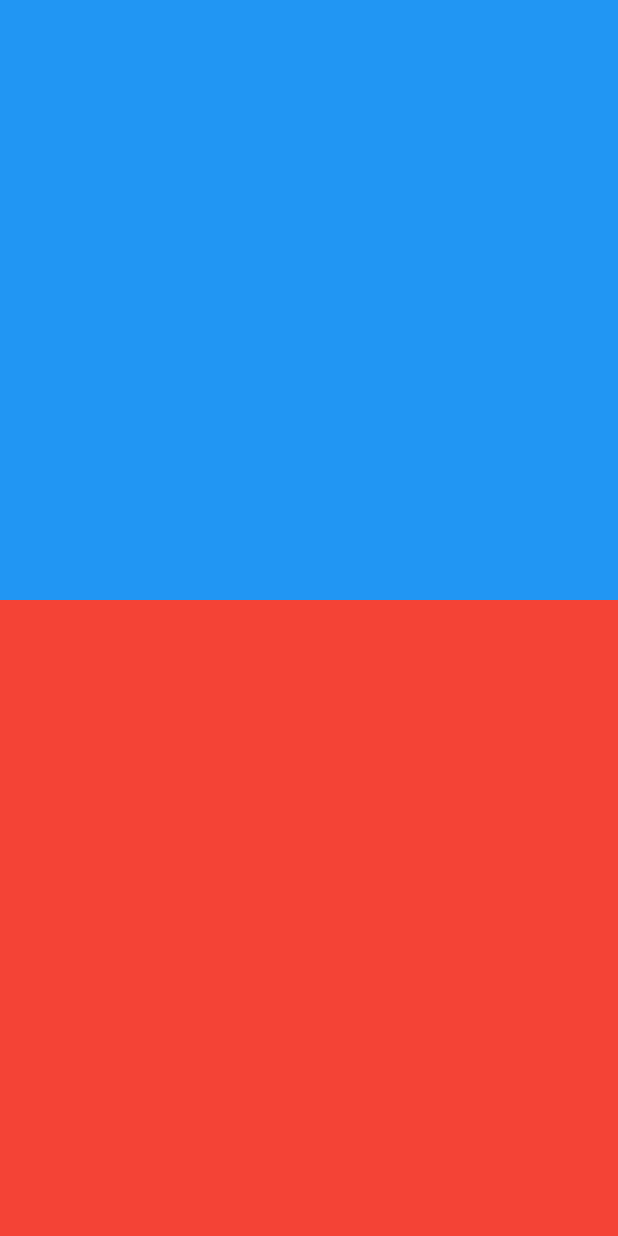
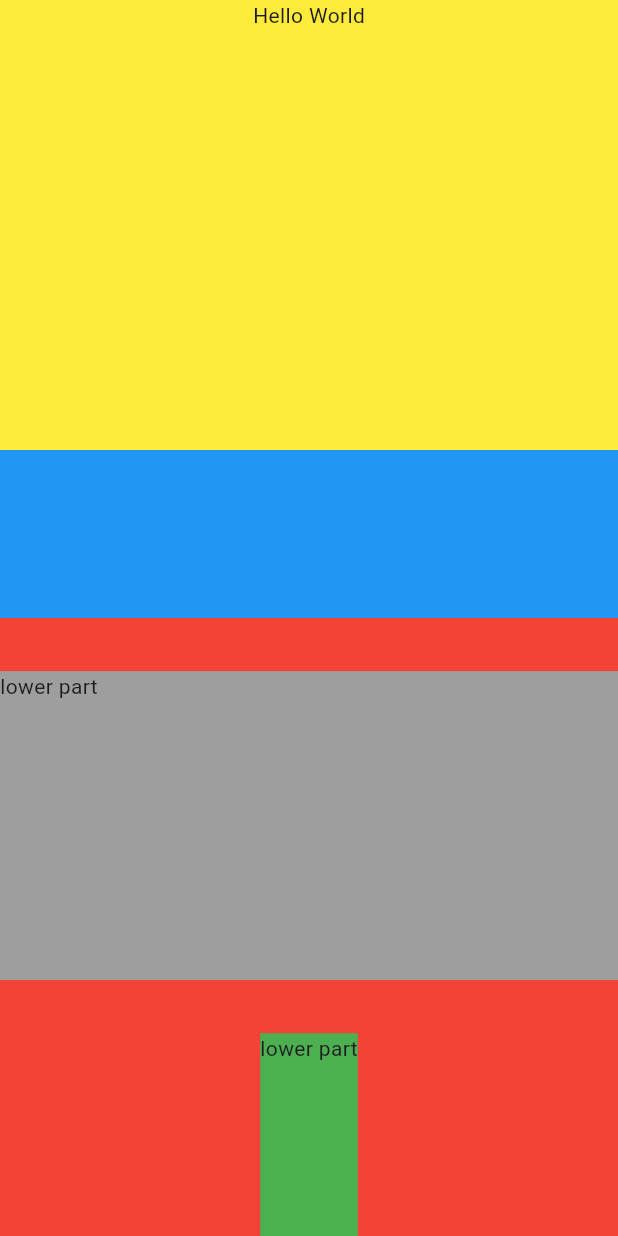
Before and after one commit to udcode/flutter_zero2hero, a Flutter app: the MyHomePage screen opened directly, on a phone screen of 412 x 824 dp. Run offline on Flutter 3.47's test engine with Material 3 defaults, Android fonts, the phone set to English and light mode, and no system bars.

Commit message:
lecture 3

```diff
--- a/lecture_3/lib/main_box_constraints.dart
+++ b/lecture_3/lib/main_box_constraints.dart
@@ -16,13 +16,27 @@ class MyApp extends StatelessWidget {
           child: ConstrainedBox(
             constraints: BoxConstraints(
               maxWidth: 300,  // רוחב מקסימלי של 300 פיקסלים
-              // minHeight: 650, // גובה מינימלי של 150 פיקסלים
+              minHeight: 100, // גובה מינימלי של 650 פיקסלים
+              maxHeight: 120,
             ),
             child: Container(
               color: Colors.blue, // צבע רקע לכחול להמחשה
 
               child: Text(
-                'זהו Container עם הגבלות!',
+                '''
+                adflajsjkasdfas
+                alsdfjaksdjf
+                alsdfjalkjf
+                asdlkjasldfj
+                asldjkaslfj
+                asdlkjasldfajsdf
+                alsdfjalsdfj
+                alsdjkasdf
+                lasdfj
+
+                ''',
+
+                overflow: TextOverflow.ellipsis,
                 style: TextStyle(color: Colors.white, fontSize: 18),
                 textAlign: TextAlign.center,
               ),
--- a/lecture_3/lib/main_overflow.dart
+++ b/lecture_3/lib/main_overflow.dart
@@ -1,3 +1,5 @@
+import 'dart:convert';
+
 import 'package:flutter/material.dart';
 
 void main() {
@@ -39,19 +41,96 @@ class _MyHomePageState extends State<MyHomePage> {
   @override
   Widget build(BuildContext context) {
 
-    return Scaffold(
+    return SafeArea(
+      child: Scaffold(
+        backgroundColor: Colors.yellow,
         body:
         Column(
+          mainAxisAlignment: MainAxisAlignment.spaceBetween,
+
           children: [
-          Container(
+            // Text('Hello World'),
+
+            Flexible(
+              child: SingleChildScrollView(
+                child: Column(
+                  mainAxisSize: MainAxisSize.min,
+                  children: [
+                    Flexible(
+                      child: SizedBox(
+                          height: 300,
+                          child: Text('Hello World')),),
+                    Flexible(
+                      child: Container(
                         height: 400,
                         color: Colors.blue,
                       ),
-          Container(//will overflow
+                    ),
+
+                    Flexible(
+                        flex: 1,
+                        child: Text('Hello World')),
+                    Flexible(child: Container(
+                      height: 100,
+                      color: Colors.blue,
+                    ),),
+                  ],
+                ),
+              ),
+            ),
+
+            Expanded(
+              flex: 1,
+              child: SingleChildScrollView(
+                child: Container(
+                    color: Colors.red,
+                  height:MediaQuery.of(context).size.height,
+                  child: Column(
+                      mainAxisSize: MainAxisSize.max,
+                      mainAxisAlignment: MainAxisAlignment.spaceEvenly,
+                      children: [
+                        Flexible(
+                          child: Container(
+                            height: 400,
+                            color: Colors.grey,
+                            width: double.infinity,
+                            child: Text('lower part'),
+                          ),
+                        ),
+
+                        Flexible(
+                          child: Container(//will overflow
                             height: 500,
-            color: Colors.red,
+                            color: Colors.green,
+                            child: Text('lower part'),
+                          ),
+                        ),
+                        Flexible(
+                            flex: 1,
+                            child: MediaQuery(
+                              data:MediaQuery.of(context).copyWith(textScaler: TextScaler.linear(1)),
+                              child: Row(
+                                children: [
+                                  Text('Hello World',style: TextStyle(fontSize: 20),),
+                                  Text('Hello World'),
+                                  Text('Hello World'),
+                                  Text('Hello World'),
+                                ],
+                              ),
+                            )),
+                        Flexible(
+                          child: SizedBox(
+                              height: 300,
+                              child: Text('Hello World')),
                         ),
                       ],
+                    ),
+                ),
+              ),
+            ),
+
+          ],
+        ),
       ),
     );
   }
```
Lines whose indentation alone changed are shown as unchanged.
